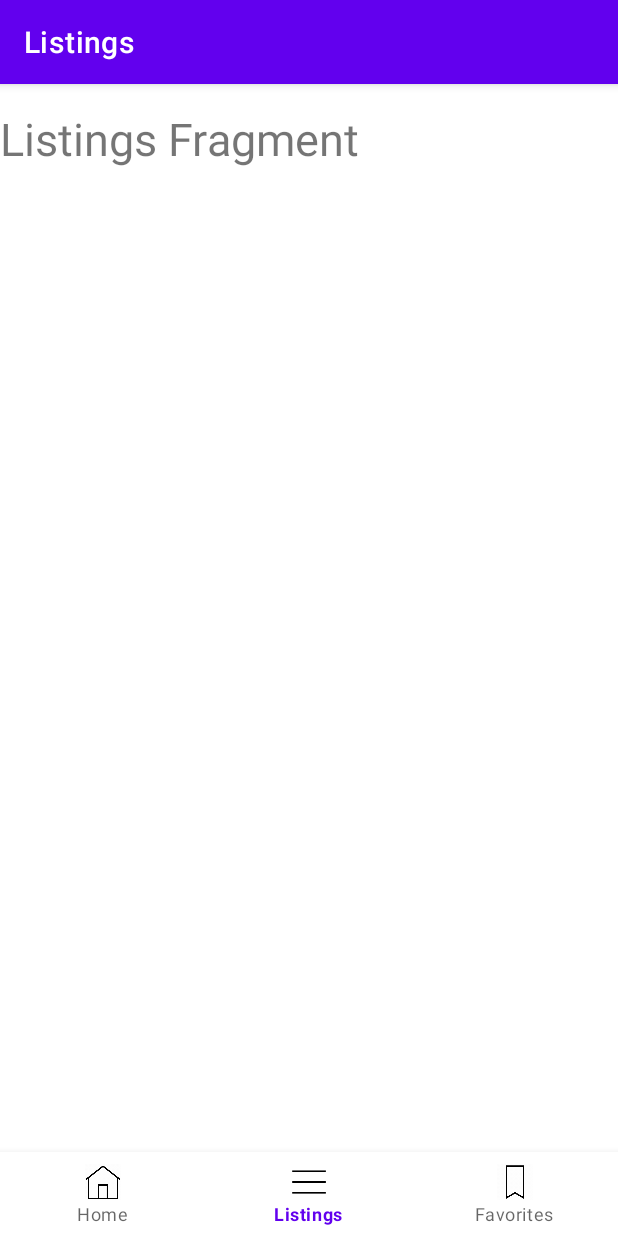
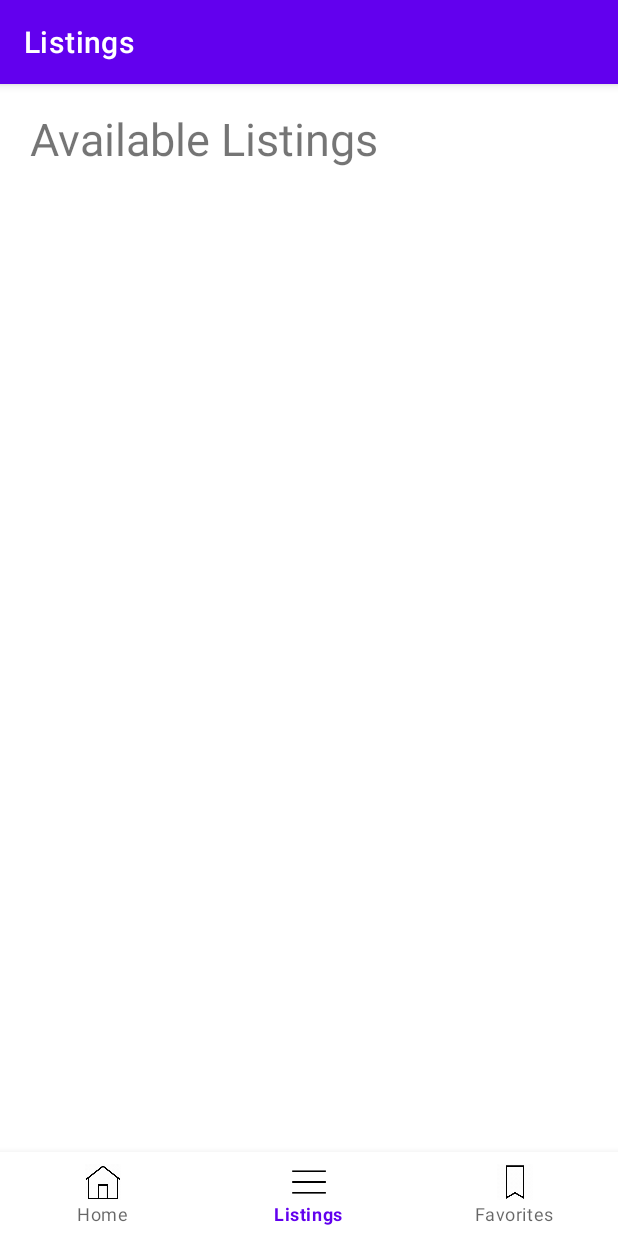
Before and after one commit to OmerGeva/SubGet-client, an Android app: the ListingsFragment screen opened through its navigation route, on a phone screen of 412 x 824 dp. Run offline under Robolectric (Android 15) with nearby library versions, the phone set to English and light mode, and no system bars; our stand-ins replace navigation-ui.

Commit message:
refactor: remove old code from TextView for listings not being used anymored

```diff
--- a/app/src/main/res/layout/fragment_listings.xml
+++ b/app/src/main/res/layout/fragment_listings.xml
@@ -5,7 +5,6 @@
     android:layout_height="match_parent"
     tools:context=".listings.ListingsFragment">
 
-    <!-- TODO: Update blank fragment layout -->
     <LinearLayout
         android:layout_width="match_parent"
         android:layout_height="match_parent"
@@ -18,18 +17,11 @@
                 android:id="@+id/listings_title"
                 android:layout_width="match_parent"
                 android:layout_height="match_parent"
-                android:text="Listings Fragment"
+                android:text="Available Listings"
+                android:paddingLeft="20dp"
                 android:textSize="30dp"/>
 
         </LinearLayout>
-
-    <!--    <TextView-->
-    <!--        android:id="@+id/txtId"-->
-    <!--        android:textFontWeight="@integer/material_motion_duration_medium_1"-->
-    <!--        android:text=""-->
-    <!--        android:layout_width="match_parent"-->
-    <!--        android:layout_height="match_parent"-->
-    <!--        android:layout_marginTop="50dp"/>-->
         <androidx.recyclerview.widget.RecyclerView
             android:id="@+id/listing_recycler"
             android:layout_width="match_parent"
```
Also changed, not shown: app/src/main/java/com/example/subget/listings/ListingsFragment.kt (+0 -15 lines), app/src/main/res/layout/card_layout.xml (+6 -5 lines).
